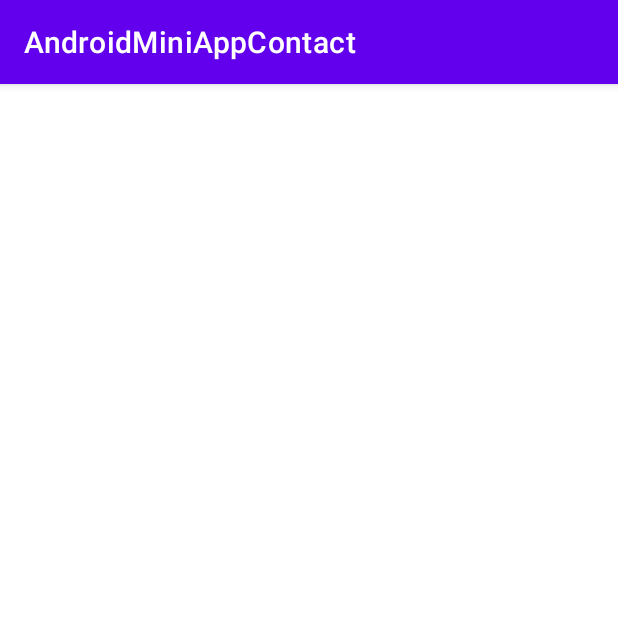
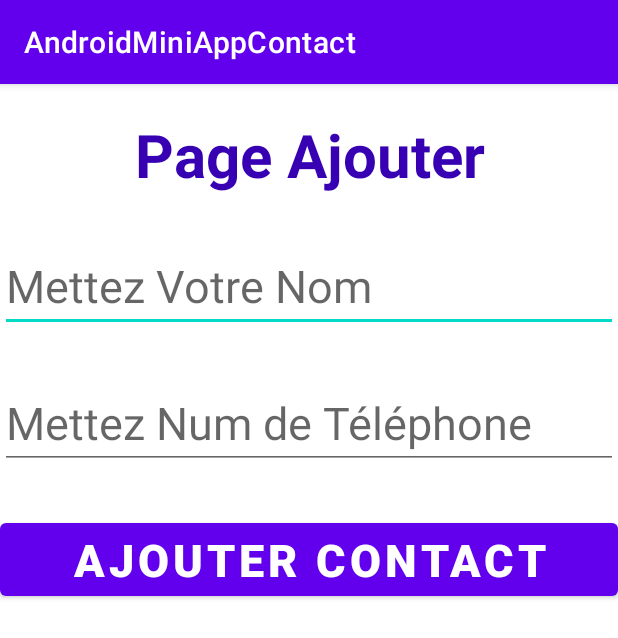
Before and after one commit to ChaouechOlfa/AndroidMiniAppContact, an Android app: the AjouterActivity screen opened directly, with no data from a screen before it, on a phone screen of 412 x 824 dp. Shown: the top 638 px of the screen. Run offline under Robolectric (Android 15) with nearby library versions, the phone set to English and light mode, and no system bars.

Commit message:
AddClassContact

```diff
--- a/app/src/main/res/layout/activity_ajouter.xml
+++ b/app/src/main/res/layout/activity_ajouter.xml
@@ -1,9 +1,50 @@
 <?xml version="1.0" encoding="utf-8"?>
-<androidx.constraintlayout.widget.ConstraintLayout xmlns:android="http://schemas.android.com/apk/res/android"
+<RelativeLayout xmlns:android="http://schemas.android.com/apk/res/android"
     xmlns:app="http://schemas.android.com/apk/res-auto"
     xmlns:tools="http://schemas.android.com/tools"
     android:layout_width="match_parent"
     android:layout_height="match_parent"
     tools:context=".AjouterActivity">
 
-</androidx.constraintlayout.widget.ConstraintLayout>
+    <TextView
+        android:id="@+id/AjouterActivity"
+        android:layout_width="match_parent"
+        android:layout_height="wrap_content"
+        android:text="Page Ajouter"
+        android:textSize="40sp"
+        android:textStyle="bold"
+        android:textAlignment="center"
+        android:layout_marginTop="20dp"
+        android:textColor="@color/purple_700"
+        />
+
+    <EditText
+        android:id="@+id/editAjouterNom"
+        android:layout_width="match_parent"
+        android:layout_height="wrap_content"
+        android:layout_below="@+id/AjouterActivity"
+        android:hint="@string/MettreNom"
+        android:textSize="30sp"
+        android:layout_marginTop="30dp"
+        />
+    <EditText
+        android:id="@+id/editAjouterNum"
+        android:layout_width="match_parent"
+        android:layout_height="wrap_content"
+        android:layout_below="@+id/editAjouterNom"
+        android:hint="@string/MettreNum"
+        android:textSize="30sp"
+        android:layout_marginTop="30dp"
+        />
+    <Button
+        android:id="@+id/btnAjouterContact"
+        android:layout_width="match_parent"
+        android:layout_height="wrap_content"
+        android:layout_below="@+id/editAjouterNum"
+        android:text="Ajouter Contact"
+        android:textSize="30sp"
+        android:textStyle="bold"
+        android:layout_marginTop="30dp"
+        />
+
+</RelativeLayout>
--- a/app/src/main/res/values/strings.xml
+++ b/app/src/main/res/values/strings.xml
@@ -1,3 +1,5 @@
 <resources>
     <string name="app_name">AndroidMiniAppContact</string>
+    <string name="MettreNom">Mettez Votre Nom</string>
+    <string name="MettreNum">Mettez Num de Téléphone</string>
 </resources>
```
Also changed, not shown: app/src/main/java/com/example/androidminiappcontact/Contact.java (added, +48 -0 lines).
